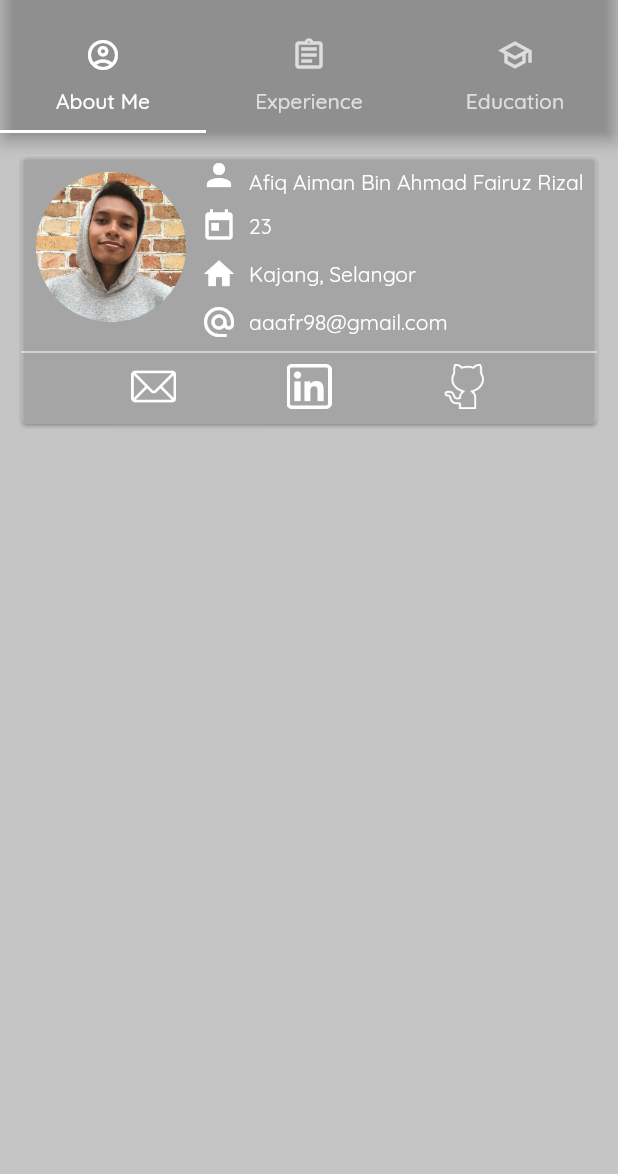
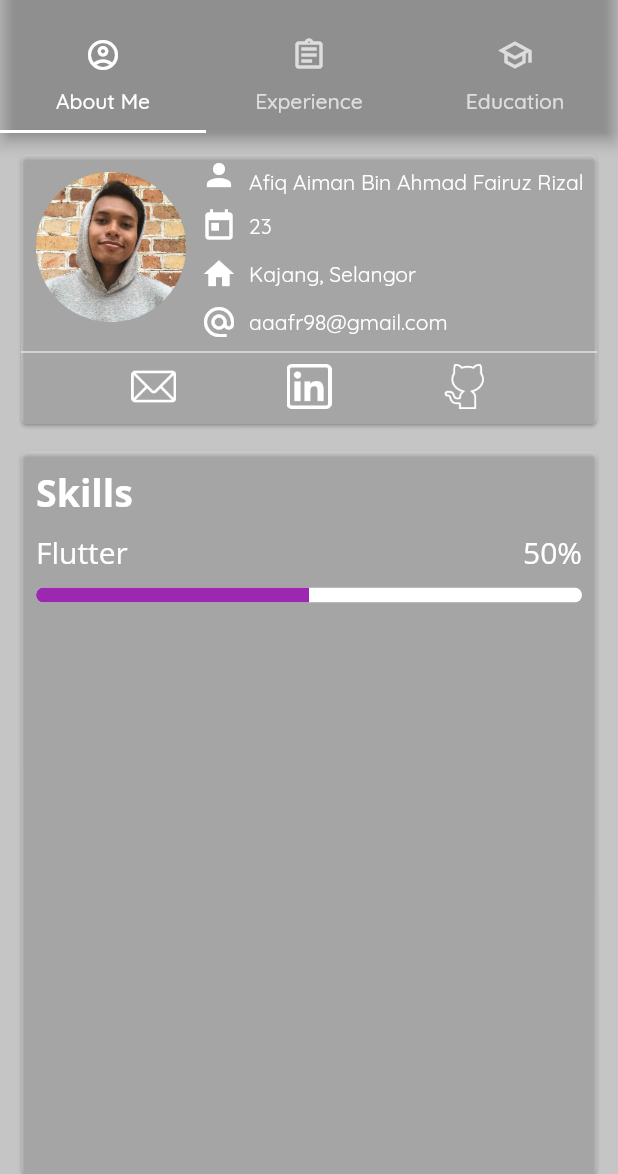
Before and after one commit to afiqaimanafr/resume-mobile-app, a Flutter app: the screen it shows after launch, on a phone screen of 412 x 824 dp, the part 62-1236 px from its top. Run offline on Flutter 3.47's test engine with Material 2 defaults, Android fonts, the light colour scheme and no system bars; Roboto replaces fonts that are missing (QuickSand).

Commit message:
latest ui

```diff
--- a/lib/main.dart
+++ b/lib/main.dart
@@ -1,4 +1,4 @@
-import 'package:afiq_resume/screens/tabs_screen.dart';
+import 'package:afiq_resume/screens/tabs/tabs_screen.dart';
 import 'package:flutter/material.dart';
 
 void main() {
--- a/lib/screens/about_me_screen.dart
+++ b/lib/screens/about_me/about_me_screen.dart
@@ -1,4 +1,5 @@
 import 'package:afiq_resume/constants.dart';
+import 'package:afiq_resume/screens/about_me/widgets/skills_card.dart';
 import 'package:flutter/material.dart';
 
 class AboutMeScreen extends StatelessWidget {
@@ -143,6 +144,7 @@ class AboutMeScreen extends StatelessWidget {
                 ),
               ),
             ),
+            const SkillsCard(),
           ],
         ),
       ),
--- /dev/null
+++ b/lib/screens/about_me/widgets/skills_card.dart
@@ -0,0 +1,81 @@
+import 'package:afiq_resume/constants.dart';
+import 'package:flutter/material.dart';
+
+class SkillsCard extends StatelessWidget {
+  const SkillsCard({Key? key}) : super(key: key);
+
+  @override
+  Widget build(BuildContext context) {
+    return Container(
+      padding: const EdgeInsets.only(
+        bottom: 10,
+        left: 10,
+        right: 10,
+      ),
+      height: 500,
+      width: double.infinity,
+      child: Card(
+        color: Colors.white.withOpacity(0.2),
+        child: Expanded(
+          child: Column(
+            crossAxisAlignment: CrossAxisAlignment.start,
+            children: <Widget>[
+              const Padding(
+                padding: EdgeInsets.all(10.0),
+                child: Text(
+                  'Skills',
+                  style: TextStyle(
+                    color: kPrimaryLightColor,
+                    fontFamily: primaryFamilyFont,
+                    fontWeight: FontWeight.bold,
+                    fontSize: 25,
+                  ),
+                ),
+              ),
+              Padding(
+                padding: const EdgeInsets.symmetric(
+                  horizontal: 10.0,
+                ),
+                child: Row(
+                  mainAxisAlignment: MainAxisAlignment.spaceBetween,
+                  children: const [
+                    Text(
+                      'Flutter',
+                      style: TextStyle(
+                        color: kPrimaryLightColor,
+                        fontFamily: primaryFamilyFont,
+                        fontSize: 20,
+                      ),
+                    ),
+                    Text(
+                      '50%',
+                      style: TextStyle(
+                        color: kPrimaryLightColor,
+                        fontFamily: primaryFamilyFont,
+                        fontSize: 20,
+                      ),
+                    ),
+                  ],
+                ),
+              ),
+              Padding(
+                padding: const EdgeInsets.all(10.0),
+                child: SizedBox(
+                  height: 10,
+                  child: ClipRRect(
+                    borderRadius: BorderRadius.circular(50),
+                    child: const LinearProgressIndicator(
+                      value: 0.5,
+                      valueColor: AlwaysStoppedAnimation(Colors.purple),
+                      backgroundColor: Colors.white,
+                    ),
+                  ),
+                ),
+              )
+            ],
+          ),
+        ),
+      ),
+    );
+  }
+}
```
Also changed, not shown: lib/screens/tabs/tabs_screen.dart (renamed from lib/screens/tabs_screen.dart, +3 -4 lines), lib/screens/education/education_screen.dart (renamed from lib/screens/education_screen.dart), lib/screens/experience/experience_screen.dart (renamed from lib/screens/experience_screen.dart).
